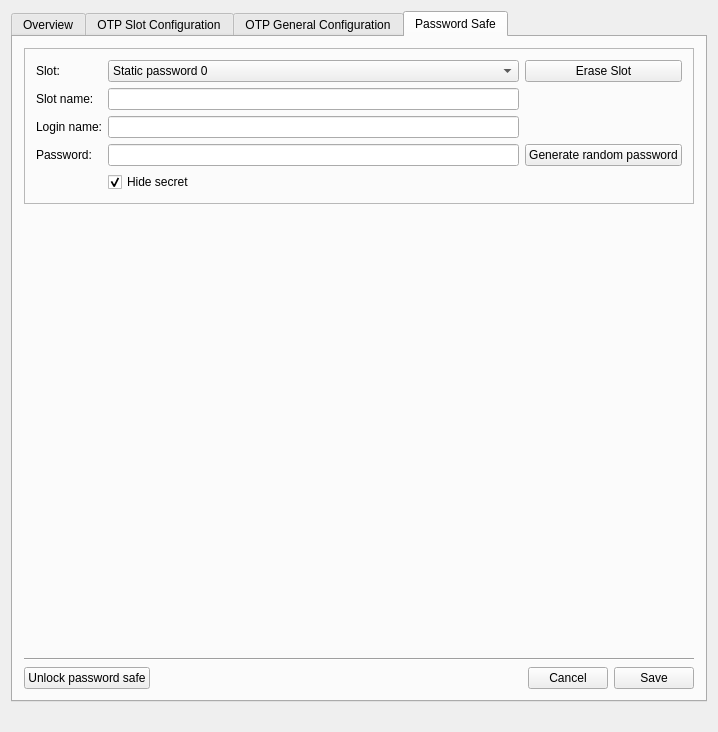
This is mainwindow.ui in Nitrokey/nitrokey-app as Qt 5 draws it before an edit. The edited form follows.
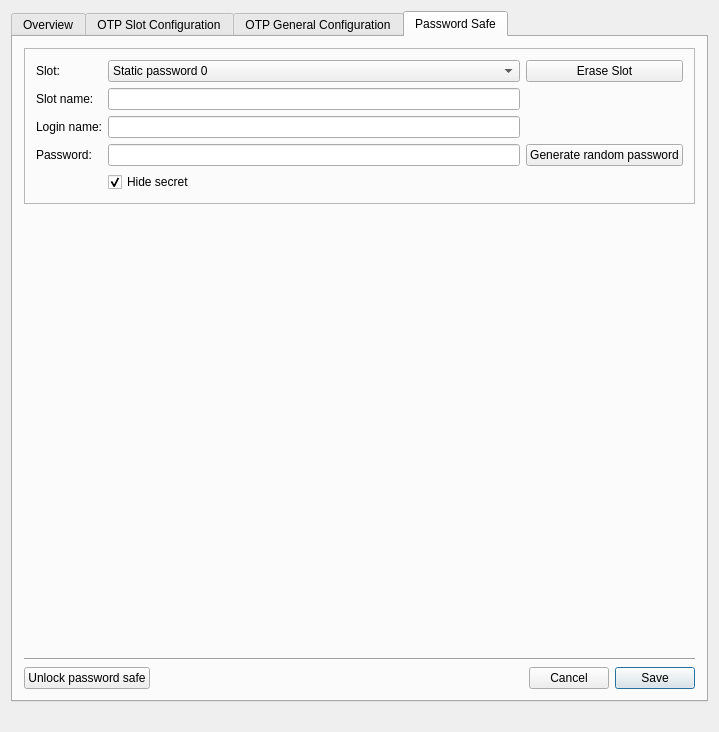
This is the edited form. Icons and pictures are not drawn.

Commit message: default buttons

Diff of the .ui file:
```diff
--- a/mainwindow.ui
+++ b/mainwindow.ui
@@ -6,7 +6,7 @@
    <rect>
     <x>0</x>
     <y>0</y>
-    <width>718</width>
+    <width>719</width>
     <height>732</height>
    </rect>
   </property>
@@ -1367,6 +1367,12 @@
             <property name="text">
              <string>Save</string>
             </property>
+            <property name="autoDefault">
+             <bool>true</bool>
+            </property>
+            <property name="default">
+             <bool>true</bool>
+            </property>
            </widget>
           </item>
          </layout>
```
The commit also changes 2 other files.
